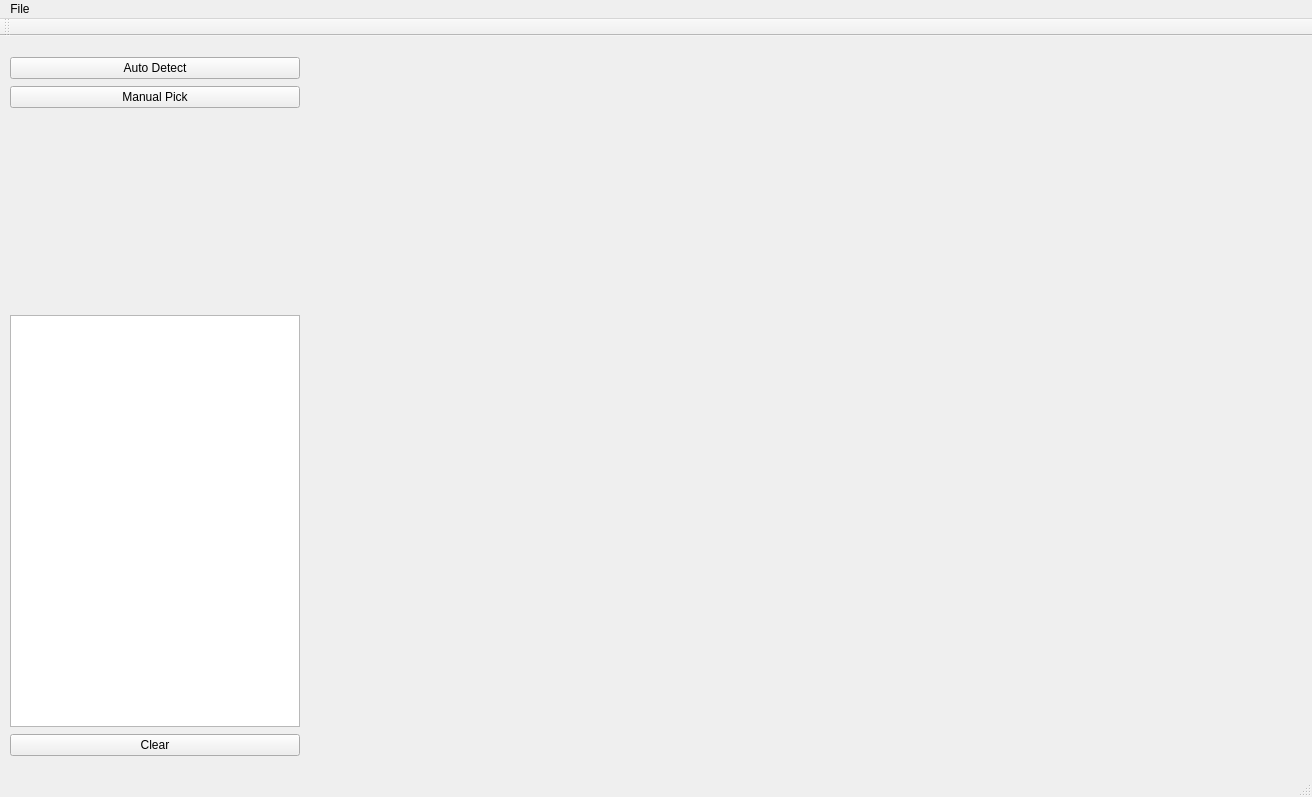
HWeigo/CashmereDetector, file CashmereDetector/CashmereDetector.ui: the form before one commit.
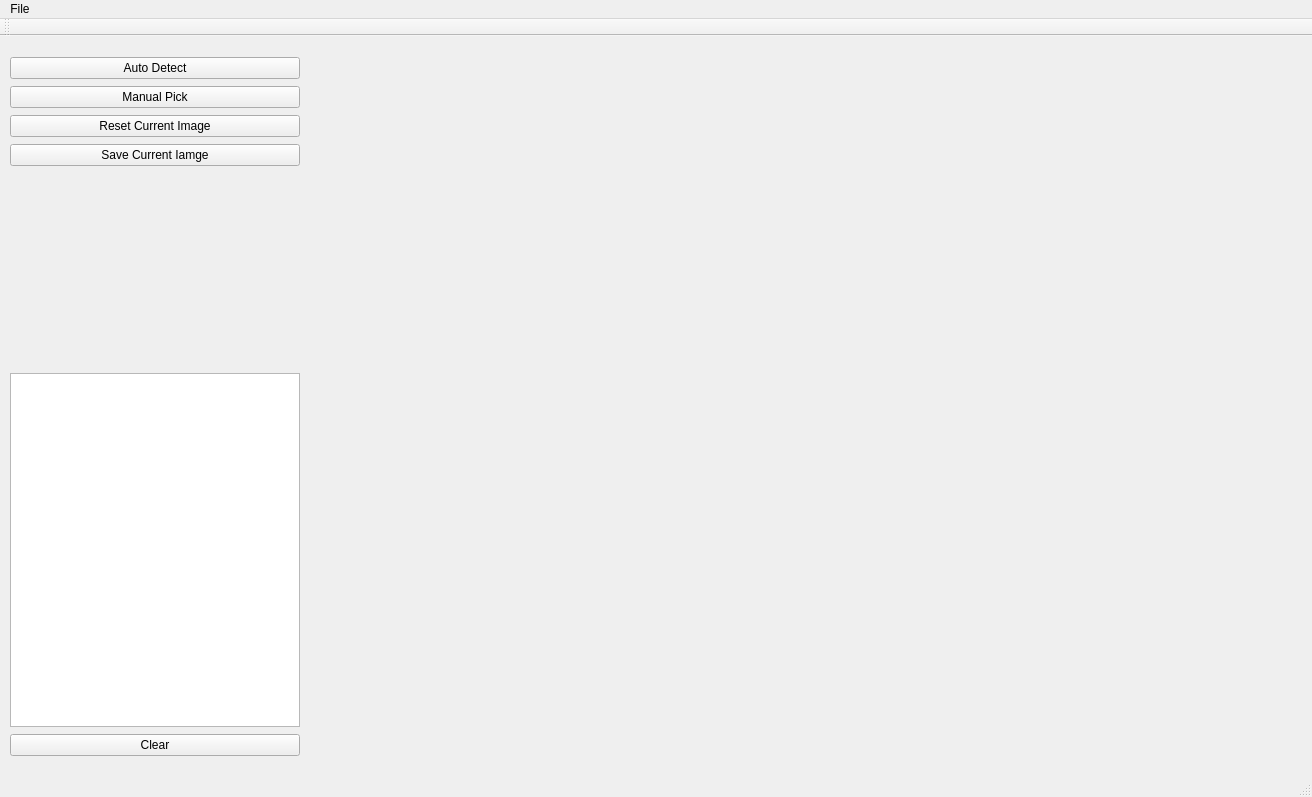
The form after the commit.

Commit message: add basic point pick function and reset button

The edit to the form file:
```diff
--- a/CashmereDetector/CashmereDetector.ui
+++ b/CashmereDetector/CashmereDetector.ui
@@ -54,6 +54,20 @@
        </property>
       </widget>
      </item>
+     <item>
+      <widget class="QPushButton" name="pushButton_reset">
+       <property name="text">
+        <string>Reset Current Image</string>
+       </property>
+      </widget>
+     </item>
+     <item>
+      <widget class="QPushButton" name="pushButton_saveCurr">
+       <property name="text">
+        <string>Save Current Iamge</string>
+       </property>
+      </widget>
+     </item>
      <item>
       <spacer name="verticalSpacer_2">
        <property name="orientation">
```
The commit also changes 24 other files.
